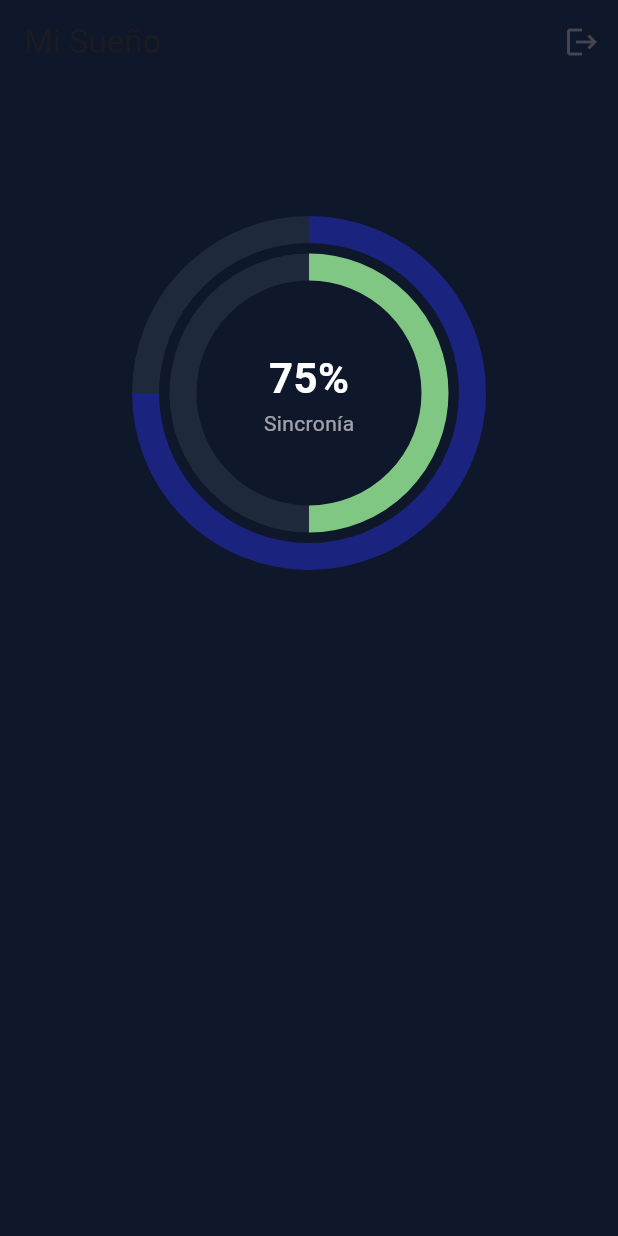
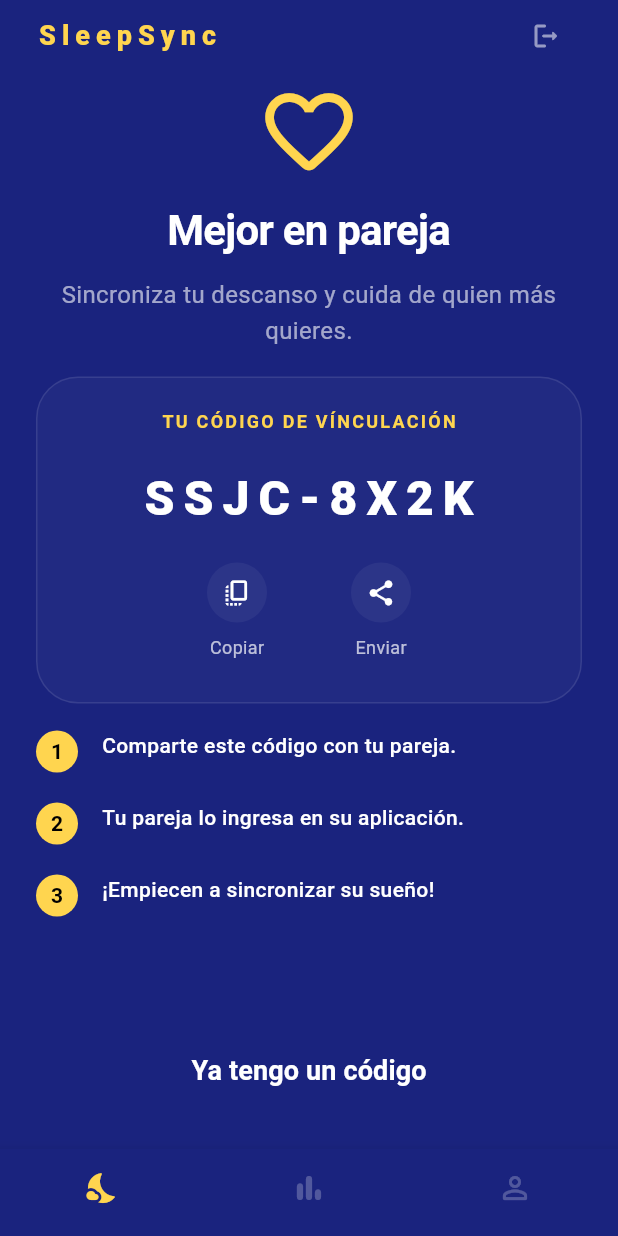
Before and after one commit to jonnattanChoque/sleep_workspace, a Flutter app: the screen it shows once a user with an empty profile is signed in, on a phone screen of 412 x 824 dp. Run offline on Flutter 3.47's test engine with Material 3 defaults, Android fonts, the light colour scheme and no system bars; drawn by our look-alikes of fl_chart; our stand-ins replace cloud_firestore, firebase_auth, firebase_core, flutter_riverpod, google_sign_in, share_plus; accounts and stored records are empty; network calls fail.

Commit message:
Add unlinked_dashboard_screen Refactor DS naming to TwonDS

```diff
--- a/sleep_sync_app/lib/core/constants/app_strings.dart
+++ b/sleep_sync_app/lib/core/constants/app_strings.dart
@@ -34,4 +34,34 @@
   static const String verificationTitle = 'Verifica tu correo';
   static const String verificationMessage = 'Te hemos enviado un enlace de confirmación. Por favor, revisa tu bandeja de entrada (o spam) para activar tu cuenta.';
   static const String backToLogin = 'Volver al Login';
+  static const String confirmTitle = '¿Cerrar sesión?';
+  static const String confirmMessage = 'Tendrás que volver a ingresar para ver tus datos de sueño.';
+  static const String confirmAction = 'Cerrar sesión';
+
+  // Dashboard sin vínculo
+  static const unlinkedTitle = 'Mejor en pareja';
+  static const unlinkedSubtitle = 'Sincroniza tu descanso y cuida de quien más quieres.';
+  static const yourLinkCode = 'TU CÓDIGO DE VÍNCULACIÓN';
+  static const copy = 'Copiar';
+  static const share = 'Enviar';
+  static const step1 = 'Comparte este código con tu pareja.';
+  static const step2 = 'Tu pareja lo ingresa en su aplicación.';
+  static const step3 = '¡Empiecen a sincronizar su sueño!';
+  static const haveCodeAction = 'Ya tengo un código';
+  static const copiedCode = '¡Código copiado al portapapeles!';
+  static const shareCodeMessage = '¡Hola! Vincúlate conmigo en Twon para sincronizar nuestro descanso. Mi código es: SSJC-8X2K';
+  // static const linkPartnerTitle = 'Vincular con tu pareja';
+  // static const linkPartnerSubtitle = 'Ingresa el código que te ha compartido tu pareja para comenzar a sincronizar su descanso.';
+  // static const enterLinkCodeHint = 'Ingresa el código de vínculo';
+  // static const linkAction = 'Vincular';
+  // static const invalidLinkCode = 'El código ingresado no es válido. Por favor, verifica e intenta de nuevo.';
+  // static const linkingInProgress = 'Vinculando con tu pareja...';
+  // static const linkedSuccess = '¡Vinculación exitosa! Ahora pueden sincronizar su sueño juntos.';
+  // static const linkedError = 'No se pudo vincular con tu pareja. Por favor, intenta de nuevo más tarde.';
+
+
+  // Tabs
+  static const tabToday = 'Hoy';
+  static const tabHistory = 'Historial';
+  static const tabProfile = 'Perfil';
 }
--- a/sleep_sync_app/lib/features/auth/presentation/screens/verification_pending_screen.dart
+++ b/sleep_sync_app/lib/features/auth/presentation/screens/verification_pending_screen.dart
@@ -15,7 +15,7 @@
         child: Column(
           mainAxisAlignment: MainAxisAlignment.center,
           children: [
-            const Icon(Icons.mark_email_read_outlined, size: 100, color: TwonColors.accentMoon),
+            const Icon(Icons.mark_email_read_outlined, size: 100, color: TwonDSColors.accentMoon),
             const SizedBox(height: 32),
             const Text(
               AppStrings.verificationTitle,
@@ -30,7 +30,7 @@
             const SizedBox(height: 40),
             TextButton(
               onPressed: () => ref.read(authControllerProvider.notifier).signOut(),
-              child: const Text(AppStrings.backToLogin, style: TextStyle(color: TwonColors.accentMoon)),
+              child: const Text(AppStrings.backToLogin, style: TextStyle(color: TwonDSColors.accentMoon)),
             ),
           ],
         ),
--- a/sleep_sync_app/lib/features/sleep/presentation/screens/dashboard_screen.dart
+++ b/sleep_sync_app/lib/features/sleep/presentation/screens/dashboard_screen.dart
@@ -1,34 +1,84 @@
 import 'package:flutter/material.dart';
 import 'package:flutter_riverpod/flutter_riverpod.dart';
+import 'package:sleep_sync_app/core/constants/app_strings.dart';
 import 'package:sleep_sync_app/features/auth/presentation/auth_providers.dart';
+import 'package:sleep_sync_app/features/sleep/presentation/screens/unlinked_dashboard_screen.dart';
 import 'package:sleep_ui_kit/sleep_ui_kit.dart';
 
-class DashboardScreen extends ConsumerWidget {
+class DashboardScreen extends ConsumerStatefulWidget {
   const DashboardScreen({super.key});
 
   @override
-  Widget build(BuildContext context, WidgetRef ref) {
+  ConsumerState<DashboardScreen> createState() => _DashboardScreenState();
+}
+
+class _DashboardScreenState extends ConsumerState<DashboardScreen> {
+  int _selectedIndex = 0;
+
+  void _showLogoutDialog(BuildContext context, WidgetRef ref) {
+    showDialog(
+      context: context,
+      builder: (context) => TwnDSConfirmDialog(
+        title: AppStrings.confirmTitle,
+        description: AppStrings.confirmMessage,
+        confirmText: AppStrings.confirmAction,
+        onConfirm: () async {
+          await ref.read(authControllerProvider.notifier).signOut();
+          if (context.mounted) Navigator.pop(context);
+        },
+      ),
+    );
+  }
+
+  @override
+  Widget build(BuildContext context) {
     return Scaffold(
-      appBar: AppBar(
-        backgroundColor: Colors.transparent,
-        title: const Text('Mi Sueño'),
-        actions: [
-          IconButton(
-            icon: const Icon(Icons.logout),
-            onPressed: () => ref.read(authRepositoryProvider).signOut(),
-          )
-        ],
+      backgroundColor: TwonDSColors.primaryNight,
+      body: SafeArea(
+        child: Padding(
+          padding: const EdgeInsets.symmetric(horizontal: 24),
+          child: Column(
+            children: [
+              Row(
+                mainAxisAlignment: MainAxisAlignment.spaceBetween,
+                children: [
+                  const Text(AppStrings.title, style: TwonDSTextStyles.brandLogoMini),
+                  IconButton(
+                    padding: EdgeInsets.zero,
+                    constraints: const BoxConstraints(),
+                    icon: const Icon(TwonDSIcons.logout, color: Colors.white54, size: 20),
+                    onPressed: () => _showLogoutDialog(context, ref),
+                  ),
+                ],
+              ),
+              const SizedBox(height: 5),
+              Expanded(
+                child: IndexedStack(
+                  index: _selectedIndex,
+                  children: const [
+                    UnlinkedDashboard(),
+                    Center(child: Text(AppStrings.tabHistory, style: TextStyle(color: Colors.white))),
+                    Center(child: Text(AppStrings.tabProfile, style: TextStyle(color: Colors.white))),
+                  ],
+                ),
+              ),
+            ],
+          ),
+        ),
       ),
-      body: const Column(
-        children: [
-          Padding(
-            padding: EdgeInsets.all(20.0),
-            child: RadialSleepChart(
-              userProgress: 0.75,
-              partnerProgress: 0.5,
-              label: "Sincronía",
-            ),
-          ),
+      bottomNavigationBar: BottomNavigationBar(
+        currentIndex: _selectedIndex,
+        onTap: (index) => setState(() => _selectedIndex = index),
+        backgroundColor: TwonDSColors.primaryNight,
+        selectedItemColor: TwonDSColors.accentMoon,
+        unselectedItemColor: Colors.white24,
+        showSelectedLabels: false,
+        showUnselectedLabels: false,
+        type: BottomNavigationBarType.fixed,
+        items: const [
+          BottomNavigationBarItem(icon: Icon(Icons.nights_stay_rounded), label: AppStrings.tabToday),
+          BottomNavigationBarItem(icon: Icon(Icons.bar_chart_rounded), label: AppStrings.tabHistory),
+          BottomNavigationBarItem(icon: Icon(Icons.person_outline_rounded), label: AppStrings.tabProfile),
         ],
       ),
     );
--- /dev/null
+++ b/sleep_sync_app/lib/features/sleep/presentation/screens/unlinked_dashboard_screen.dart
@@ -0,0 +1,116 @@
+// ignore_for_file: camel_case_types
+import 'package:flutter/material.dart';
+import 'package:flutter/services.dart';
+import 'package:share_plus/share_plus.dart';
+import 'package:sleep_sync_app/core/constants/app_strings.dart';
+import 'package:sleep_ui_kit/sleep_ui_kit.dart';
+
+class UnlinkedDashboard extends StatelessWidget {
+  const UnlinkedDashboard({super.key});
+
+  @override
+  Widget build(BuildContext context) {
+    return LayoutBuilder(
+      builder: (context, constraints) {
+        return SingleChildScrollView(
+          physics: const BouncingScrollPhysics(),
+          child: ConstrainedBox(
+            constraints: BoxConstraints(minHeight: constraints.maxHeight),
+            child: const IntrinsicHeight(
+              child: _unlinkedDashboardContent(),
+            ),
+          ),
+        );
+      },
+    );
+  }
+}
+
+class _unlinkedDashboardContent extends StatelessWidget {
+  const _unlinkedDashboardContent();
+
+  @override
+  Widget build(BuildContext context) {
+    return Column(
+      children: [
+        const Icon(TwonDSIcons.logoHeader, size: 70, color: TwonDSColors.accentMoon),
+        const SizedBox(height: 10),
+        const Text(AppStrings.unlinkedTitle, style: TwonDSTextStyles.h1),
+        const SizedBox(height: 12),
+        const Text(
+          AppStrings.unlinkedSubtitle,
+          textAlign: TextAlign.center,
+          style: TwonDSTextStyles.bodyMedium,
+        ),
+        const SizedBox(height: 18),
+
+        Container(
+          padding: const EdgeInsets.symmetric(horizontal: 24, vertical: 20),
+          decoration: BoxDecoration(
+            color: Colors.white.withValues(alpha: .03),
+            borderRadius: BorderRadius.circular(28),
+            border: Border.all(color: Colors.white.withValues(alpha: 0.1)),
+          ),
+          child: Column(
+            children: [
+              const Text(
+                AppStrings.yourLinkCode,
+                style: TwonDSTextStyles.labelHighlight),
+              const SizedBox(height: 20),
+              const Text(
+                'SSJC-8X2K',
+                style: TwonDSTextStyles.displayCode,
+              ),
+              const SizedBox(height: 12),
+              Row(
+                mainAxisAlignment: MainAxisAlignment.center,
+                children: [
+                  TwonDSActionButton(
+                    icon: TwonDSIcons.copy,
+                    label: AppStrings.copy,
+                    onTap: () {
+                      Clipboard.setData(const ClipboardData(text: "SSJC-8X2K")).then((_) {
+                        if (!context.mounted) return;
+                        ScaffoldMessenger.of(context).showSnackBar(
+                          const SnackBar(
+                            content: Text(AppStrings.copiedCode),
+                            duration: Duration(seconds: 2),
+                          ),
+                        );
+                      });
+                    }
+                  ),
+                  const SizedBox(width: 32),
+                  TwonDSActionButton(
+                    icon: TwonDSIcons.share,
+                    label: AppStrings.share,
+                    onTap: () {
+                      const String shareText = AppStrings.shareCodeMessage;
+                      SharePlus.instance.share(ShareParams(text: shareText));
+                    },
+                  ),
+                ],
+              )
+            ],
+          ),
+        ),
+
+        const SizedBox(height: 18),
+
+        const TwonDSStepRow(number: '1', text: AppStrings.step1),
+        const TwonDSStepRow(number: '2', text: AppStrings.step2),
+        const TwonDSStepRow(number: '3', text: AppStrings.step3),
+
+        const Spacer(),
+
+        TwonDSElevatedButton(
+          text: AppStrings.haveCodeAction,
+          onPressed: () {
+            // Aquí abriremos el modal para vincular
+          },
+        ),
+        const SizedBox(height: 24),
+      ],
+    );
+  }
+}
--- a/sleep_sync_app/lib/main.dart
+++ b/sleep_sync_app/lib/main.dart
@@ -24,7 +24,7 @@
       title: AppStrings.title,
       debugShowCheckedModeBanner: false,
       theme: ThemeData(
-        scaffoldBackgroundColor: TwonColors.background,
+        scaffoldBackgroundColor: TwonDSColors.background,
         useMaterial3: true,
       ),
       home: const AuthWrapper(),
--- a/sleep_sync_app/pubspec.yaml
+++ b/sleep_sync_app/pubspec.yaml
@@ -38,6 +38,7 @@
 
   # --- NOTIFICACIONES LOCALES ---
   flutter_local_notifications: ^17.0.0
+  share_plus: ^12.0.1
 
 dev_dependencies:
   flutter_test:
--- /dev/null
+++ b/sleep_ui_kit/lib/src/atoms/twonds_assets.dart
@@ -0,0 +1,4 @@
+class TwonDSAssets {
+  static const String googleLogoUrl =
+      'https://upload.wikimedia.org/wikipedia/commons/thumb/c/c1/Google_%22G%22_logo.svg/1200px-Google_%22G%22_logo.svg.png';
+}
--- a/sleep_ui_kit/lib/src/theme/app_colors.dart
+++ b/sleep_ui_kit/lib/src/atoms/twonds_colors.dart
@@ -1,6 +1,6 @@
 import 'package:flutter/material.dart';
 
-class TwonColors {
+class TwonDSColors {
   // Colores principales (Inspirados en la noche/sueño)
   static const Color primaryNight = Color(0xFF1A237E); // Azul profundo
   static const Color accentMoon = Color(0xFFFFD54F);    // Amarillo luna
--- /dev/null
+++ b/sleep_ui_kit/lib/src/atoms/twonds_icons.dart
@@ -0,0 +1,23 @@
+import 'package:flutter/material.dart';
+
+class TwonDSIcons {
+  // Identidad
+  static const IconData logoHeader = Icons.favorite_border_rounded;
+  static const IconData logout = Icons.logout_rounded;
+
+  // Acciones de Vinculación
+  static const IconData copy = Icons.copy_all_rounded;
+  static const IconData share = Icons.share_rounded;
+  static const IconData link = Icons.link_rounded;
+
+  // Navegación (BottomBar)
+  static const IconData sleep = Icons.nights_stay_rounded;
+  static const IconData stats = Icons.bar_chart_rounded;
+  static const IconData profile = Icons.person_rounded;
+
+  // Otros
+  static const IconData key = Icons.vpn_key_outlined;
+  static const IconData check = Icons.check_circle_rounded;
+  static const IconData email = Icons.email;
+  static const IconData lock = Icons.lock;
+}
--- /dev/null
+++ b/sleep_ui_kit/lib/src/atoms/twonds_text_styles.dart
@@ -0,0 +1,64 @@
+import 'package:flutter/material.dart';
+import 'package:sleep_ui_kit/sleep_ui_kit.dart';
+
+class TwonDSTextStyles {
+  static const TextStyle brandLogo = TextStyle(
+    color: TwonDSColors.accentMoon,
+    fontSize: 40,
+    fontWeight: FontWeight.w800,
+    letterSpacing: 4.0,
+  );
+
+  static const TextStyle brandLogoMini = TextStyle(
+    color: TwonDSColors.accentMoon,
+    fontSize: 18,
+    fontWeight: FontWeight.w800,
+    letterSpacing: 4.0,
+  );
+
+  static const TextStyle h1 = TextStyle(
+    color: Colors.white,
+    fontSize: 28,
+    fontWeight: FontWeight.w700,
+    letterSpacing: -0.5,
+  );
+
+  static const TextStyle h2 = TextStyle(
+    color: Colors.white,
+    fontSize: 20,
+    fontWeight: FontWeight.w700,
+  );
+
+  static const TextStyle bodyMedium = TextStyle(
+    color: Colors.white60,
+    fontSize: 16,
+    fontWeight: FontWeight.w400,
+    height: 1.5,
+  );
+
+  static const TextStyle labelHighlight = TextStyle(
+    color: TwonDSColors.accentMoon,
+    fontSize: 12,
+    fontWeight: FontWeight.w600,
+    letterSpacing: 1.5,
+  );
+
+  static const TextStyle displayCode = TextStyle(
+    color: Colors.white,
+    fontSize: 32,
+    fontWeight: FontWeight.w900,
+    letterSpacing: 6.0,
+  );
+
+  static const TextStyle bodySmall = TextStyle(
+    color: Colors.white,
+    fontSize: 14,
+    fontWeight: FontWeight.w500,
+  );
+
+  static const TextStyle buttonLarge = TextStyle(
+    color: Colors.white,
+    fontSize: 18,
+    fontWeight: FontWeight.bold,
+  );
+}
--- /dev/null
+++ b/sleep_ui_kit/lib/src/molecules/twonds_action_button.dart
@@ -0,0 +1,39 @@
+import 'package:flutter/material.dart';
+
+class TwonDSActionButton extends StatelessWidget {
+  final IconData icon;
+  final String label;
+  final VoidCallback onTap;
+
+  const TwonDSActionButton({
+    super.key,
+    required this.icon,
+    required this.label,
+    required this.onTap,
+  });
+
+  @override
+  Widget build(BuildContext context) {
+    return InkWell(
+      onTap: onTap,
+      borderRadius: BorderRadius.circular(12),
+      child: Padding(
+        padding: const EdgeInsets.symmetric(vertical: 8.0, horizontal: 12.0),
+        child: Column(
+          children: [
+            Container(
+              padding: const EdgeInsets.all(10),
+              decoration: BoxDecoration(
+                color: Colors.white.withValues(alpha: .05),
+                shape: BoxShape.circle,
+              ),
+              child: Icon(icon, color: Colors.white, size: 20),
+            ),
+            const SizedBox(height: 8),
+            Text(label, style: const TextStyle(color: Colors.white70, fontSize: 12)),
+          ],
+        ),
+      ),
+    );
+  }
+}
--- a/sleep_ui_kit/lib/src/atoms/custom_button.dart
+++ b/sleep_ui_kit/lib/src/molecules/twonds_elevated_button.dart
@@ -1,12 +1,12 @@
 import 'package:flutter/material.dart';
-import '../../sleep_ui_kit.dart';
+import 'package:sleep_ui_kit/sleep_ui_kit.dart';
 
-class TwonButton extends StatelessWidget {
+class TwonDSElevatedButton extends StatelessWidget {
   final String text;
   final VoidCallback onPressed;
   final bool isLoading;
 
-  const TwonButton({
+  const TwonDSElevatedButton({
     super.key,
     required this.text,
     required this.onPressed,
@@ -21,14 +21,14 @@
       child: ElevatedButton(
         onPressed: isLoading ? null : onPressed,
         style: ElevatedButton.styleFrom(
-          backgroundColor: TwonColors.primaryNight,
+          backgroundColor: TwonDSColors.primaryNight,
           foregroundColor: Colors.white,
           shape: RoundedRectangleBorder(borderRadius: BorderRadius.circular(16)),
           elevation: 0,
         ),
         child: isLoading
           ? const CircularProgressIndicator(color: Colors.white)
-          : Text(text, style: const TextStyle(fontSize: 18, fontWeight: FontWeight.bold)),
+          : Text(text, style: TwonDSTextStyles.buttonLarge),
       ),
     );
   }
--- /dev/null
+++ b/sleep_ui_kit/lib/src/molecules/twonds_step_row.dart
@@ -0,0 +1,50 @@
+import 'package:flutter/material.dart';
+import 'package:sleep_ui_kit/sleep_ui_kit.dart';
+
+class TwonDSStepRow extends StatelessWidget {
+  final String number;
+  final String text;
+
+  const TwonDSStepRow({
+    super.key,
+    required this.number,
+    required this.text,
+  });
+
+  @override
+  Widget build(BuildContext context) {
+    return Padding(
+      padding: const EdgeInsets.only(bottom: 20),
+      child: Row(
+        crossAxisAlignment: CrossAxisAlignment.start,
+        children: [
+          Container(
+            width: 28,
+            height: 28,
+            decoration: const BoxDecoration(
+              color: TwonDSColors.accentMoon,
+              shape: BoxShape.circle,
+            ),
+            child: Center(
+              child: Text(
+                number,
+                style: const TextStyle(
+                  color: Colors.black,
+                  fontWeight: FontWeight.bold,
+                  fontSize: 14,
+                ),
+              ),
+            ),
+          ),
+          const SizedBox(width: 16),
+          Expanded(
+            child: Text(
+              text,
+              style: TwonDSTextStyles.bodySmall,
+            ),
+          ),
+        ],
+      ),
+    );
+  }
+}
--- a/sleep_ui_kit/lib/src/atoms/custom_text_field.dart
+++ b/sleep_ui_kit/lib/src/molecules/twonds_text_field.dart
@@ -32,14 +32,14 @@
       style: const TextStyle(color: Colors.white),
       decoration: InputDecoration(
         filled: true,
-        fillColor: TwonColors.surface,
+        fillColor: TwonDSColors.surface,
         border: OutlineInputBorder(
           borderRadius: BorderRadius.circular(16),
           borderSide: BorderSide.none,
         ),
         hintText: widget.hint,
         hintStyle: TextStyle(color: Colors.white.withValues(alpha: 0.6)),
-        prefixIcon: Icon(widget.icon, color: TwonColors.accentMoon),
+        prefixIcon: Icon(widget.icon, color: TwonDSColors.accentMoon),
         suffixIcon: widget.isPassword
             ? IconButton(
                 icon: Icon(
--- a/sleep_ui_kit/lib/src/organisms/radial_sleep_chart.dart
+++ b/sleep_ui_kit/lib/src/organisms/radial_sleep_chart.dart
@@ -1,6 +1,6 @@
 import 'package:flutter/material.dart';
 import 'package:fl_chart/fl_chart.dart';
-import '../../sleep_ui_kit.dart';
+import 'package:sleep_ui_kit/sleep_ui_kit.dart';
 
 class RadialSleepChart extends StatelessWidget {
   final double userProgress;
@@ -27,19 +27,17 @@
               startDegreeOffset: 270,
               sectionsSpace: 0,
               centerSpaceRadius: 100,
-              sections: _createSections(userProgress, TwonColors.primaryNight),
+              sections: _createSections(userProgress, TwonDSColors.primaryNight),
             ),
           ),
-          // Anillo Interior: Pareja
           PieChart(
             PieChartData(
               startDegreeOffset: 270,
               sectionsSpace: 0,
               centerSpaceRadius: 75,
-              sections: _createSections(partnerProgress, TwonColors.partnerColor),
+              sections: _createSections(partnerProgress, TwonDSColors.partnerColor),
             ),
           ),
-          // Centro con información
           Column(
             mainAxisSize: MainAxisSize.min,
             children: [
@@ -72,7 +70,7 @@
         badgeWidget: progress > 0.9 ? const Icon(Icons.star, color: Colors.white, size: 12) : null,
       ),
       PieChartSectionData(
-        color: TwonColors.surface,
+        color: TwonDSColors.surface,
         value: 1 - progress,
         showTitle: false,
         radius: 18,
```
Also changed, not shown: sleep_sync_app/lib/features/auth/presentation/controllers/auth_controller.dart (+4 -4 lines), sleep_sync_app/lib/features/auth/presentation/screens/login_screen.dart (+16 -33 lines), sleep_ui_kit/lib/sleep_ui_kit.dart (+9 -4 lines), sleep_ui_kit/lib/src/molecules/twonds_confirm_dialog.dart (added, +56 -0 lines), sleep_sync_app/pubspec.lock, sleep_ui_kit/lib/src/theme/app_text_styles.dart (deleted), 9 other files.
